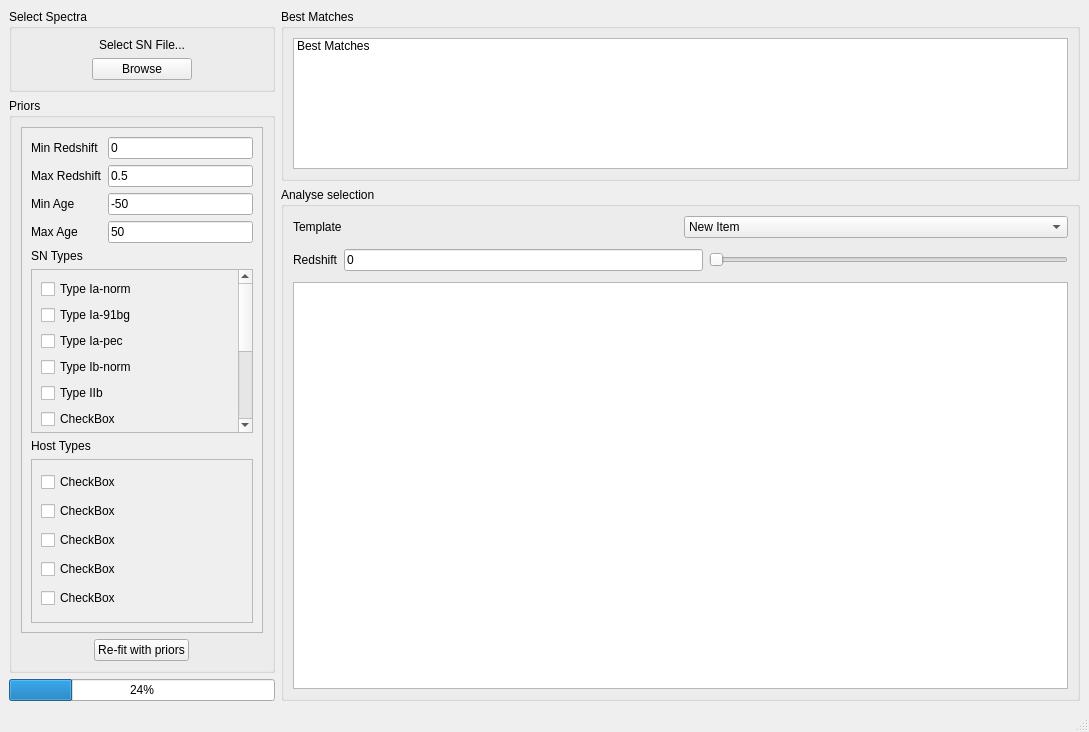
Before: the Qt Designer form GUI/design.ui in daniel-muthukrishna/astrodash, drawn with Qt 5.
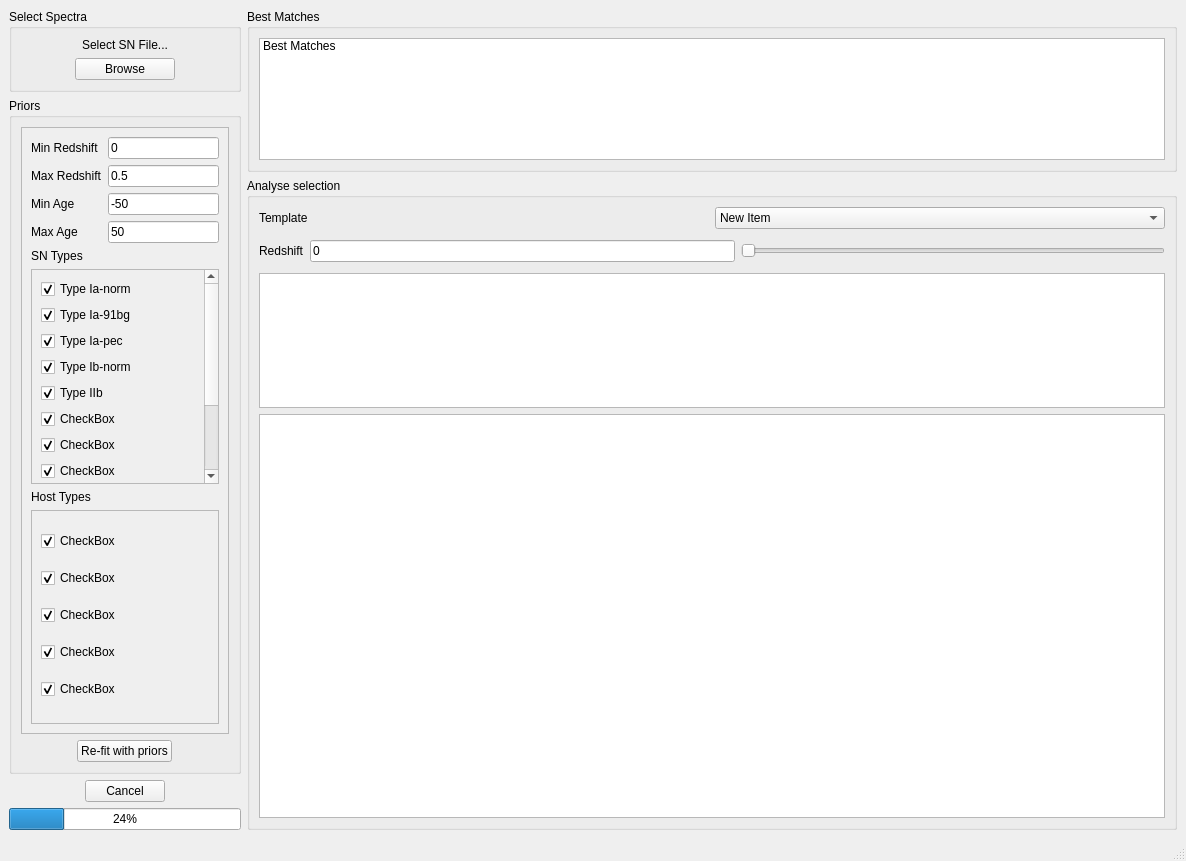
After: the same form once the commit is applied. Custom widgets are drawn as their Qt base class.

Commit message: main.py: Plot Redshift Graphs, Refit prior Button Works restore_model.py: Minor restructuring design.py: Added Redshift Graph, default checked boxes, cancel button

Patch:
```diff
--- a/GUI/design.ui
+++ b/GUI/design.ui
@@ -6,17 +6,17 @@
    <rect>
     <x>0</x>
     <y>0</y>
-    <width>1089</width>
-    <height>732</height>
+    <width>1186</width>
+    <height>861</height>
    </rect>
   </property>
   <property name="windowTitle">
    <string>MainWindow</string>
   </property>
   <widget class="QWidget" name="centralwidget">
-   <layout class="QHBoxLayout" name="horizontalLayout_3" stretch="1,3">
+   <layout class="QHBoxLayout" name="horizontalLayout_3" stretch="2,8">
     <item>
-     <layout class="QVBoxLayout" name="verticalLayout" stretch="0,0,0">
+     <layout class="QVBoxLayout" name="verticalLayout" stretch="0,0,0,0">
       <property name="sizeConstraint">
        <enum>QLayout::SetMaximumSize</enum>
       </property>
@@ -74,8 +74,8 @@
              <rect>
               <x>0</x>
               <y>0</y>
-              <width>236</width>
-              <height>471</height>
+              <width>202</width>
+              <height>567</height>
              </rect>
             </property>
             <layout class="QVBoxLayout" name="verticalLayout_5">
@@ -158,7 +158,7 @@
                    <rect>
                     <x>0</x>
                     <y>0</y>
-                    <width>198</width>
+                    <width>164</width>
                     <height>348</height>
                    </rect>
                   </property>
@@ -168,6 +168,9 @@
                      <property name="text">
                       <string>Type Ia-norm</string>
                      </property>
+                     <property name="checked">
+                      <bool>true</bool>
+                     </property>
                     </widget>
                    </item>
                    <item>
@@ -175,6 +178,9 @@
                      <property name="text">
                       <string>Type Ia-91bg</string>
                      </property>
+                     <property name="checked">
+                      <bool>true</bool>
+                     </property>
                     </widget>
                    </item>
                    <item>
@@ -182,6 +188,9 @@
                      <property name="text">
                       <string>Type Ia-pec</string>
                      </property>
+                     <property name="checked">
+                      <bool>true</bool>
+                     </property>
                     </widget>
                    </item>
                    <item>
@@ -189,6 +198,9 @@
                      <property name="text">
                       <string>Type Ib-norm</string>
                      </property>
+                     <property name="checked">
+                      <bool>true</bool>
+                     </property>
                     </widget>
                    </item>
                    <item>
@@ -196,6 +208,9 @@
                      <property name="text">
                       <string>Type IIb</string>
                      </property>
+                     <property name="checked">
+                      <bool>true</bool>
+                     </property>
                     </widget>
                    </item>
                    <item>
@@ -203,6 +218,9 @@
                      <property name="text">
                       <string>CheckBox</string>
                      </property>
+                     <property name="checked">
+                      <bool>true</bool>
+                     </property>
                     </widget>
                    </item>
                    <item>
@@ -210,6 +228,9 @@
                      <property name="text">
                       <string>CheckBox</string>
                      </property>
+                     <property name="checked">
+                      <bool>true</bool>
+                     </property>
                     </widget>
                    </item>
                    <item>
@@ -217,6 +238,15 @@
                      <property name="text">
                       <string>CheckBox</string>
                      </property>
+                     <property name="checked">
+                      <bool>true</bool>
+                     </property>
+                     <property name="autoRepeat">
+                      <bool>false</bool>
+                     </property>
+                     <property name="autoExclusive">
+                      <bool>false</bool>
+                     </property>
                     </widget>
                    </item>
                    <item>
@@ -268,8 +298,8 @@
                    <rect>
                     <x>0</x>
                     <y>0</y>
-                    <width>198</width>
-                    <height>152</height>
+                    <width>180</width>
+                    <height>178</height>
                    </rect>
                   </property>
                   <layout class="QVBoxLayout" name="verticalLayout_4">
@@ -278,6 +308,9 @@
                      <property name="text">
                       <string>CheckBox</string>
                      </property>
+                     <property name="checked">
+                      <bool>true</bool>
+                     </property>
                     </widget>
                    </item>
                    <item>
@@ -285,6 +318,9 @@
                      <property name="text">
                       <string>CheckBox</string>
                      </property>
+                     <property name="checked">
+                      <bool>true</bool>
+                     </property>
                     </widget>
                    </item>
                    <item>
@@ -292,6 +328,9 @@
                      <property name="text">
                       <string>CheckBox</string>
                      </property>
+                     <property name="checked">
+                      <bool>true</bool>
+                     </property>
                     </widget>
                    </item>
                    <item>
@@ -299,6 +338,9 @@
                      <property name="text">
                       <string>CheckBox</string>
                      </property>
+                     <property name="checked">
+                      <bool>true</bool>
+                     </property>
                     </widget>
                    </item>
                    <item>
@@ -306,6 +348,9 @@
                      <property name="text">
                       <string>CheckBox</string>
                      </property>
+                     <property name="checked">
+                      <bool>true</bool>
+                     </property>
                     </widget>
                    </item>
                   </layout>
@@ -339,6 +384,25 @@
         </layout>
        </widget>
       </item>
+      <item alignment="Qt::AlignHCenter">
+       <widget class="QPushButton" name="btnCancel">
+        <property name="minimumSize">
+         <size>
+          <width>0</width>
+          <height>0</height>
+         </size>
+        </property>
+        <property name="maximumSize">
+         <size>
+          <width>100</width>
+          <height>16777215</height>
+         </size>
+        </property>
+        <property name="text">
+         <string>Cancel</string>
+        </property>
+       </widget>
+      </item>
       <item>
        <widget class="QProgressBar" name="progressBar">
         <property name="value">
@@ -349,7 +413,7 @@
      </layout>
     </item>
     <item>
-     <layout class="QVBoxLayout" name="verticalLayout_2" stretch="1,3">
+     <layout class="QVBoxLayout" name="verticalLayout_2" stretch="1,4">
       <property name="sizeConstraint">
        <enum>QLayout::SetDefaultConstraint</enum>
       </property>
@@ -379,7 +443,7 @@
         <property name="title">
          <string>Analyse selection</string>
         </property>
-        <layout class="QVBoxLayout" name="verticalLayout_9">
+        <layout class="QVBoxLayout" name="verticalLayout_9" stretch="0,0,1,3">
          <item>
           <layout class="QHBoxLayout" name="horizontalLayout_9">
            <property name="bottomMargin">
@@ -461,6 +525,9 @@
            </item>
           </layout>
          </item>
+         <item>
+          <widget class="PlotWidget" name="graphicsView_2"/>
+         </item>
          <item>
           <widget class="PlotWidget" name="graphicsView"/>
          </item>
```
Left out of the diff: 20 changed lines with no effect on the pictures. The commit also changes 4 other files.
